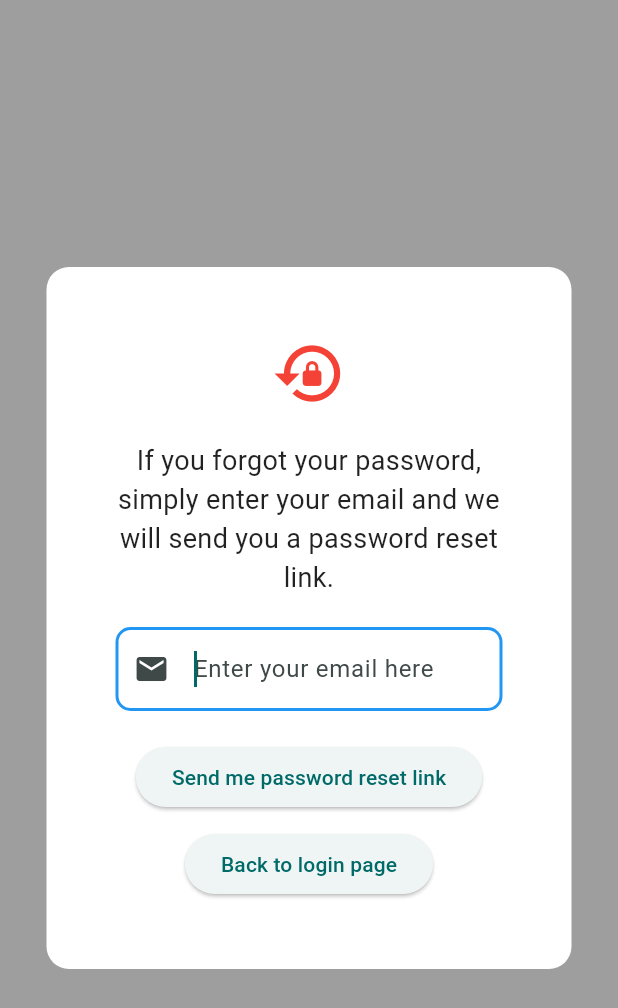
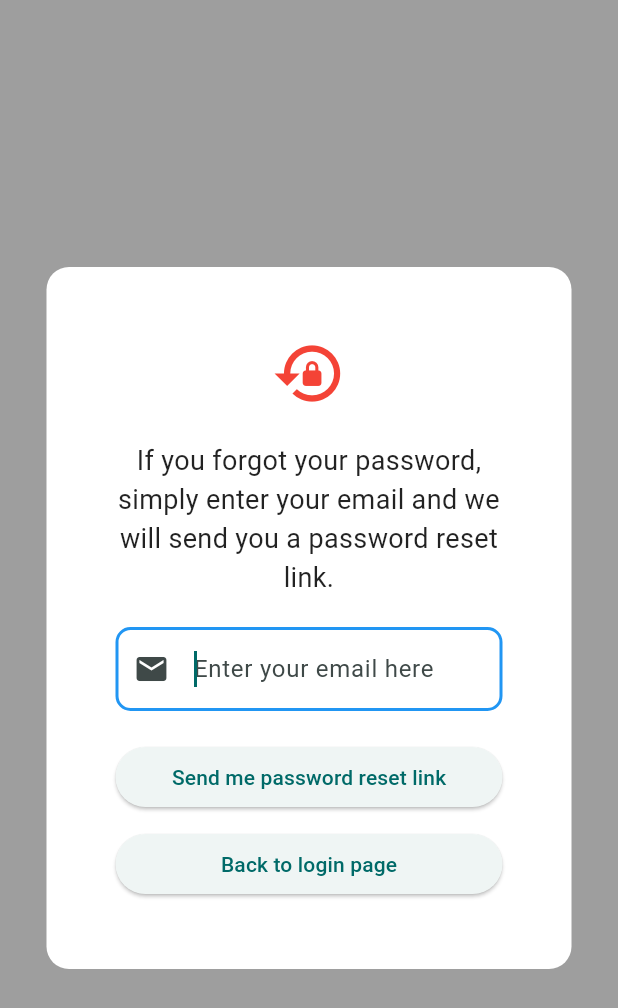
Before and after one commit to Arpit-Mohapatra007/Flutter, a Flutter app: the screen it shows after launch, after a tap on "I forgot my password", on a phone screen of 412 x 824 dp. Shown: the top 1008 px of the screen. Run offline on Flutter 3.47's test engine with Material 3 defaults, Android fonts, the phone set to English and light mode, and no system bars; our stand-ins replace cloud_firestore, equatable, firebase_auth, firebase_core, flutter_bloc, share_plus; accounts and stored records are empty; network calls fail.

Commit message:
Updating UI-6

```diff
--- a/Flutter Projects/mynotesapp/lib/views/forgot_password_view.dart
+++ b/Flutter Projects/mynotesapp/lib/views/forgot_password_view.dart
@@ -68,8 +68,12 @@ class _ForgotPasswordViewState extends State<ForgotPasswordView> {
                   ),
         child: Padding(
           padding: const EdgeInsets.all(16.0),
-          child: IntrinsicHeight(
+          child:  SingleChildScrollView(
+              padding: EdgeInsets.only(
+                bottom: MediaQuery.of(context).viewInsets.bottom, // adjusts with keyboard
+              ),
             child: Column(
+              crossAxisAlignment: CrossAxisAlignment.stretch,
               children: [
                 Icon(
                   Icons.lock_reset,
--- a/Flutter Projects/mynotesapp/lib/views/login_view.dart
+++ b/Flutter Projects/mynotesapp/lib/views/login_view.dart
@@ -76,8 +76,12 @@ class _LoginViewState extends State<LoginView> {
                       ),
                     ],
                   ),
-                  child: IntrinsicHeight(
+                  child:  SingleChildScrollView(
+                          padding: EdgeInsets.only(
+                            bottom: MediaQuery.of(context).viewInsets.bottom, // adjusts with keyboard
+                          ),
                     child: Column(
+                      crossAxisAlignment: CrossAxisAlignment.stretch,
                       children: [
                         Image.asset('assets/icon/icon.png',
                         width: 100,
@@ -85,6 +89,7 @@ class _LoginViewState extends State<LoginView> {
                         ),
                         const SizedBox(height: 20),
                         Text(context.loc.login,
+                        textAlign: TextAlign.center,
                         style: TextStyle(
                         fontSize: 30,
                         fontWeight: FontWeight.bold,
--- a/Flutter Projects/mynotesapp/lib/views/verify_email.dart
+++ b/Flutter Projects/mynotesapp/lib/views/verify_email.dart
@@ -37,8 +37,12 @@ class _VerifyEmailViewState extends State<VerifyEmailView> {
                       ),
                     ],
                   ),
-      child: IntrinsicHeight(
+      child:  SingleChildScrollView(
+        padding: EdgeInsets.only(
+          bottom: MediaQuery.of(context).viewInsets.bottom, // adjusts with keyboard
+                  ),
         child: Column(
+            crossAxisAlignment: CrossAxisAlignment.stretch,
             children: [
               Icon(
                 Icons.mail_rounded,
```
Also changed, not shown: Flutter Projects/mynotesapp/lib/views/register_view.dart (+6 -2 lines).
